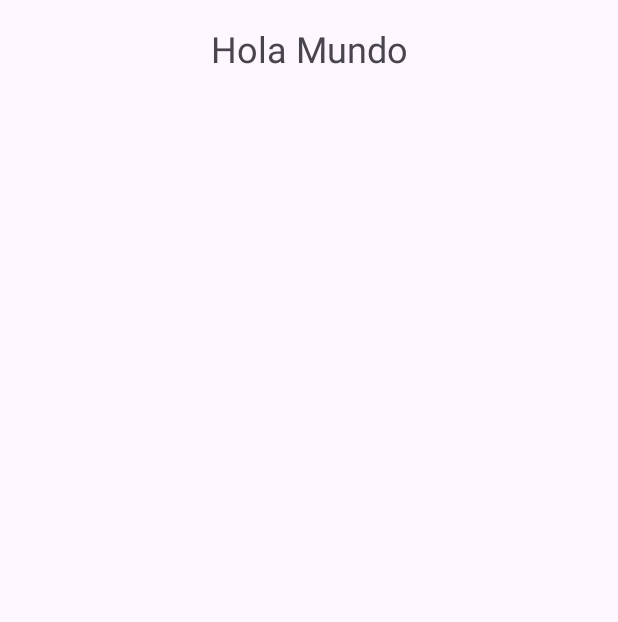
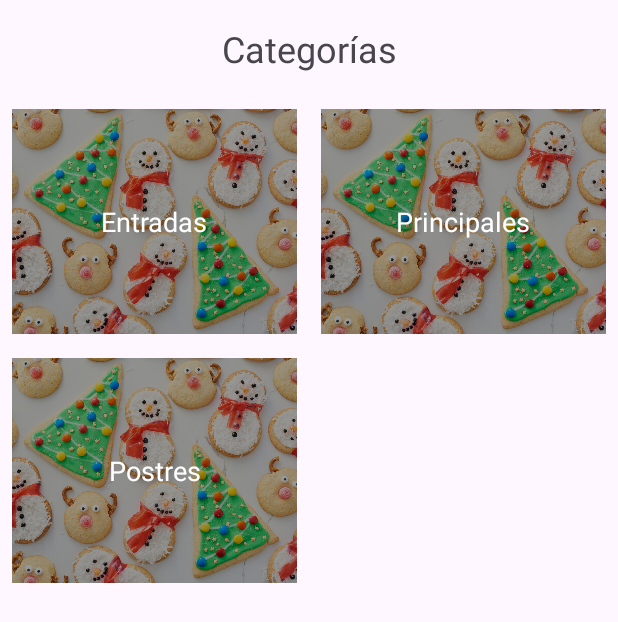
Before and after one commit to royrubin1/RubinLavi_Roy_practicaPMDM, an Android app: the screen it shows after launch (CategoryListActivity), after a tap on "EMPEZAR", on a phone screen of 412 x 824 dp. Shown: the top 622 px of the screen. Run offline under Robolectric (Android 15) with nearby library versions, the light colour scheme and no system bars; our stand-ins replace Room's generated code.

Commit message:
Room has been added and loaded at the start of the app & bugs were fixed

```diff
--- a/app/src/main/java/dam/islasfilipinas/rubinlavi_roy_practicapmdm/Categories.java
+++ /dev/null
@@ -1,5 +0,0 @@
-package dam.islasfilipinas.rubinlavi_roy_practicapmdm;
-
-public enum Categories {
-    Entradas, Principales, Postres, Bebidas, Niños
-}
--- /dev/null
+++ b/app/src/main/java/dam/islasfilipinas/rubinlavi_roy_practicapmdm/CategoryAdapter.kt
@@ -0,0 +1,36 @@
+package dam.islasfilipinas.rubinlavi_roy_practicapmdm
+
+import android.content.Context
+import android.view.LayoutInflater
+import android.view.View
+import android.view.ViewGroup
+import android.widget.BaseAdapter
+import android.widget.TextView
+import dam.islasfilipinas.rubinlavi_roy_practicapmdm.room.Category
+
+class CategoryAdapter(private val context: Context, private val categories: List<Category>) : BaseAdapter() {
+
+    override fun getCount(): Int = categories.size
+
+    override fun getItem(position: Int): Any = categories[position]
+
+    override fun getItemId(position: Int): Long = position.toLong()
+
+    override fun getView(position: Int, convertView: View?, parent: ViewGroup?): View {
+        val layoutInflater = LayoutInflater.from(context)
+        val view = convertView ?: layoutInflater.inflate(R.layout.category_item, parent, false)
+
+        val textView = view.findViewById<TextView>(R.id.item_text)
+        textView.text = categories[position].category
+
+        // val imageView = view.findViewById<ImageView>(R.id.your_image_view_id)
+        // Set image using imageView
+
+
+
+        return view
+    }
+
+
+
+}
--- a/app/src/main/java/dam/islasfilipinas/rubinlavi_roy_practicapmdm/CategoryListActivity.kt
+++ b/app/src/main/java/dam/islasfilipinas/rubinlavi_roy_practicapmdm/CategoryListActivity.kt
@@ -1,11 +1,33 @@
 package dam.islasfilipinas.rubinlavi_roy_practicapmdm
-
 import android.os.Bundle
+import android.util.Log
+import android.widget.GridView
 import androidx.appcompat.app.AppCompatActivity
+import androidx.lifecycle.lifecycleScope
+import dam.islasfilipinas.rubinlavi_roy_practicapmdm.room.AppDatabase
+import kotlinx.coroutines.launch
 
 class CategoryListActivity : AppCompatActivity() {
+
+    private lateinit var database: AppDatabase
+    private lateinit var categoryAdapter: CategoryAdapter
+
     override fun onCreate(savedInstanceState: Bundle?) {
         super.onCreate(savedInstanceState)
         setContentView(R.layout.activity_category_list)
+
+        database = AppDatabase.getDatabase(applicationContext)
+
+        val gridView = findViewById<GridView>(R.id.category_list)
+
+        lifecycleScope.launch {
+            val categories = database.categoryDao().getAllCategories()
+            Log.d("DEBUG", "$categories")
+            runOnUiThread {
+                categoryAdapter = CategoryAdapter(this@CategoryListActivity, categories)
+                gridView.adapter = categoryAdapter
+            }
+        }
+
     }
 }
--- a/app/src/main/java/dam/islasfilipinas/rubinlavi_roy_practicapmdm/RecipeAdapter.kt
+++ /dev/null
@@ -1,4 +0,0 @@
-package dam.islasfilipinas.rubinlavi_roy_practicapmdm
-
-class RecipeAdapter {
-}
--- /dev/null
+++ b/app/src/main/java/dam/islasfilipinas/rubinlavi_roy_practicapmdm/dao/CategoryDAO.kt
@@ -0,0 +1,15 @@
+package dam.islasfilipinas.rubinlavi_roy_practicapmdm.dao
+
+import androidx.room.Dao
+import androidx.room.Insert
+import androidx.room.Query
+import dam.islasfilipinas.rubinlavi_roy_practicapmdm.room.Category
+
+@Dao
+interface CategoryDAO {
+    @Query("SELECT * FROM categories")
+    suspend fun getAllCategories(): List<Category>
+
+    @Insert
+    suspend fun insertCategory(category: Category)
+}
--- /dev/null
+++ b/app/src/main/java/dam/islasfilipinas/rubinlavi_roy_practicapmdm/dao/RecipeDAO.kt
@@ -0,0 +1,15 @@
+package dam.islasfilipinas.rubinlavi_roy_practicapmdm.dao
+
+import androidx.room.Dao
+import androidx.room.Insert
+import androidx.room.Query
+import dam.islasfilipinas.rubinlavi_roy_practicapmdm.room.Recipe
+
+@Dao
+interface RecipeDAO {
+    @Query("SELECT * FROM recipes")
+    suspend fun getAllRecipes(): List<Recipe>
+
+    @Insert
+    suspend fun insertRecipe(recipe: Recipe)
+}
--- /dev/null
+++ b/app/src/main/java/dam/islasfilipinas/rubinlavi_roy_practicapmdm/room/AppDatabase.kt
@@ -0,0 +1,49 @@
+package dam.islasfilipinas.rubinlavi_roy_practicapmdm.room
+
+import android.content.Context
+import android.util.Log
+import androidx.room.Database
+import androidx.room.Room
+import androidx.room.RoomDatabase
+import androidx.sqlite.db.SupportSQLiteDatabase
+import dam.islasfilipinas.rubinlavi_roy_practicapmdm.dao.CategoryDAO
+import dam.islasfilipinas.rubinlavi_roy_practicapmdm.dao.RecipeDAO
+
+@Database(entities = [Recipe::class, Category::class], version = 2)
+abstract class AppDatabase : RoomDatabase() {
+    abstract fun recipeDao(): RecipeDAO
+
+    abstract fun categoryDao() : CategoryDAO
+
+    companion object {
+        @Volatile private var instance: AppDatabase? = null
+
+        fun getDatabase(context: Context): AppDatabase {
+            return instance ?: synchronized(this) {
+                val instance = Room.databaseBuilder(
+                    context.applicationContext,
+                    AppDatabase::class.java,
+                    "database"
+                )
+                    .addCallback(object : Callback() {
+                        override fun onCreate(db: SupportSQLiteDatabase) {
+                            Log.d("AppDatabase", "Creating new database instance")
+                            super.onCreate(db)
+                            db.execSQL("INSERT INTO categories (category) VALUES ('Entradas');")
+                            db.execSQL("INSERT INTO categories (category) VALUES ('Principales');")
+                            db.execSQL("INSERT INTO categories (category) VALUES ('Postres');")
+
+
+                            db.execSQL("INSERT INTO recipes (category, imageUri, description) VALUES ('Entradas', 'https://picsum.photos/536/354', 'Descripción de la receta 1');")
+                            db.execSQL("INSERT INTO recipes (category, imageUri, description) VALUES ('Principales', 'https://picsum.photos/536/354', 'Descripción de la receta 2');")
+                            db.execSQL("INSERT INTO recipes (category, imageUri, description) VALUES ('Postres', 'https://picsum.photos/536/354', 'Descripción de la receta 3');")
+                        }
+                    })
+                    .fallbackToDestructiveMigration()
+                    .build()
+                this.instance = instance
+                instance
+            }
+        }
+    }
+}
--- /dev/null
+++ b/app/src/main/java/dam/islasfilipinas/rubinlavi_roy_practicapmdm/room/Category.kt
@@ -0,0 +1,9 @@
+package dam.islasfilipinas.rubinlavi_roy_practicapmdm.room
+import androidx.room.Entity
+import androidx.room.PrimaryKey
+
+@Entity(tableName = "categories")
+data class Category(
+    @PrimaryKey(autoGenerate = true) val id: Int = 0,
+    val category: String
+)
--- a/app/src/main/java/dam/islasfilipinas/rubinlavi_roy_practicapmdm/Recipe.kt
+++ b/app/src/main/java/dam/islasfilipinas/rubinlavi_roy_practicapmdm/room/Recipe.kt
@@ -1,4 +1,4 @@
-package dam.islasfilipinas.rubinlavi_roy_practicapmdm
+package dam.islasfilipinas.rubinlavi_roy_practicapmdm.room
 import androidx.room.Entity
 import androidx.room.PrimaryKey
 
--- a/app/src/main/res/layout/activity_category_list.xml
+++ b/app/src/main/res/layout/activity_category_list.xml
@@ -5,12 +5,12 @@
     xmlns:app="http://schemas.android.com/apk/res-auto">
 
     <TextView
-        android:text="Hola Mundo"
+        android:text="@string/category_list_title"
         android:id="@+id/categories_title"
         android:layout_width="wrap_content"
         android:layout_height="wrap_content"
         android:layout_marginStart="16dp"
-        android:textSize="24dp"
+        android:textSize="24sp"
         android:layout_marginTop="16dp"
         android:layout_marginEnd="16dp"
         app:layout_constraintEnd_toEndOf="parent"
--- a/app/src/main/res/values/strings.xml
+++ b/app/src/main/res/values/strings.xml
@@ -1,4 +1,5 @@
 <resources>
     <string name="app_name">RubinLavi_Roy_practicaPMDM</string>
     <string name="start_button_text">EMPEZAR</string>
+    <string name="category_list_title">Categorías</string>
 </resources>
```
Also changed, not shown: app/build.gradle.kts (+9 -4 lines), app/src/main/res/layout/recipes_list.xml (added, +16 -0 lines).
